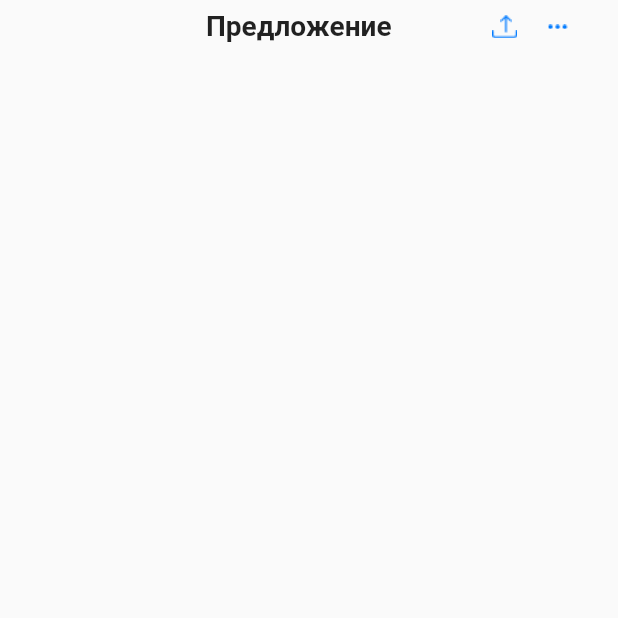
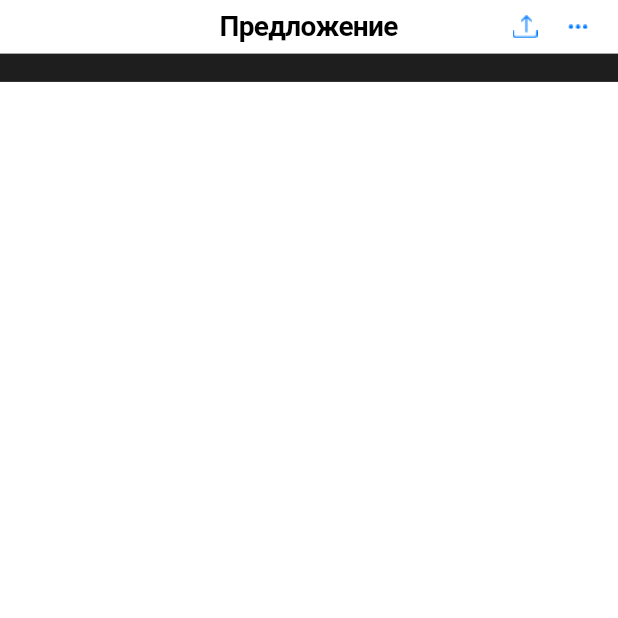
Before and after one commit to PiggyJesus/week1, a Flutter app: the screen it shows after launch, on a phone screen of 412 x 824 dp, the top half of it. Run offline on Flutter 3.47's test engine with Material 2 defaults, Android fonts, the phone set to English and light mode, and no system bars; our stand-ins replace flutter_screenutil; Roboto replaces fonts that are missing (OpenSans).

Commit message:
AppBar ready

```diff
--- a/lib/MainPage/MainAppBar.dart
+++ b/lib/MainPage/MainAppBar.dart
@@ -1,5 +1,6 @@
 import 'package:flutter/material.dart';
 import 'package:flutter_screenutil/flutter_screenutil.dart';
+import 'package:week1/MyTextStyles.dart';
 
 
 class MainAppBar extends StatelessWidget {
@@ -7,20 +8,16 @@ class MainAppBar extends StatelessWidget {
 
   @override
   Widget build(BuildContext context) {
-    return Container(
+    return SizedBox(
       height: 36.h,
       child: Row(
             children: <Widget>[
               SizedBox(width: 125.w),
-              Padding(
-                padding: EdgeInsets.symmetric(vertical: 7.h),
-                child: Text(
-                  "Предложение",
-                  style: TextStyle(
-                    fontSize: 17.sp,
-                    fontWeight: FontWeight.w600,
-                    fontFamily: "OpenSans",
-                    fontStyle: FontStyle.normal,
+              SizedBox(width: 125.w,
+                child: Center(
+                  child: Text(
+                    "Предложение",
+                    style: MyTextStyles.appBarTextStyle,
                   ),
                 ),
               ),
--- a/lib/MainPage/MainPage.dart
+++ b/lib/MainPage/MainPage.dart
@@ -10,9 +10,16 @@ class MainPage extends StatelessWidget {
   Widget build(BuildContext context) {
     return SafeArea(
       child: Scaffold(
+        //backgroundColor: Color(0xff1E1E1E),
+
         body: Column(
-          children: const <Widget>[
-            MainAppBar(),
+          children: <Widget>[
+            const MainAppBar(),
+            Container(
+              height: 19.h,
+              color: Theme.of(context).canvasColor,
+            ),
+            //scrollWidget
           ],
         ),
       ),
--- a/lib/MyApp.dart
+++ b/lib/MyApp.dart
@@ -10,7 +10,12 @@ class MyApp extends StatelessWidget {
     return ScreenUtilInit(
       designSize: const Size(375, 830),
         builder: (context, child) {
-          return const MaterialApp(
+          return MaterialApp(
+            theme: ThemeData(
+              scaffoldBackgroundColor: Color.fromRGBO(255, 255, 255, 1),
+              canvasColor: Color(0xFF1E1E1E),
+
+            ),
             home:MainPage(),
           );
         }
--- /dev/null
+++ b/lib/MyTextStyles.dart
@@ -0,0 +1,13 @@
+import 'package:flutter/material.dart';
+import 'package:flutter_screenutil/flutter_screenutil.dart';
+
+
+abstract class MyTextStyles{
+  static final appBarTextStyle = TextStyle(
+    fontFamily: "OpenSans",
+    fontSize: 17.sp,
+    color: Colors.black,
+    fontWeight: FontWeight.w600,
+    letterSpacing: -0.41.sp,
+  );
+}
--- a/lib/main.dart
+++ b/lib/main.dart
@@ -1,6 +1,13 @@
 import 'package:flutter/material.dart';
 import 'MyApp.dart';
+import 'package:flutter/services.dart';
+
 
 void main() {
+  SystemChrome.setSystemUIOverlayStyle(const SystemUiOverlayStyle(
+    statusBarColor: Colors.white, // status bar color
+    statusBarBrightness: Brightness.dark,
+    statusBarIconBrightness: Brightness.dark,
+  ));
   runApp(const MyApp());
 }
```
